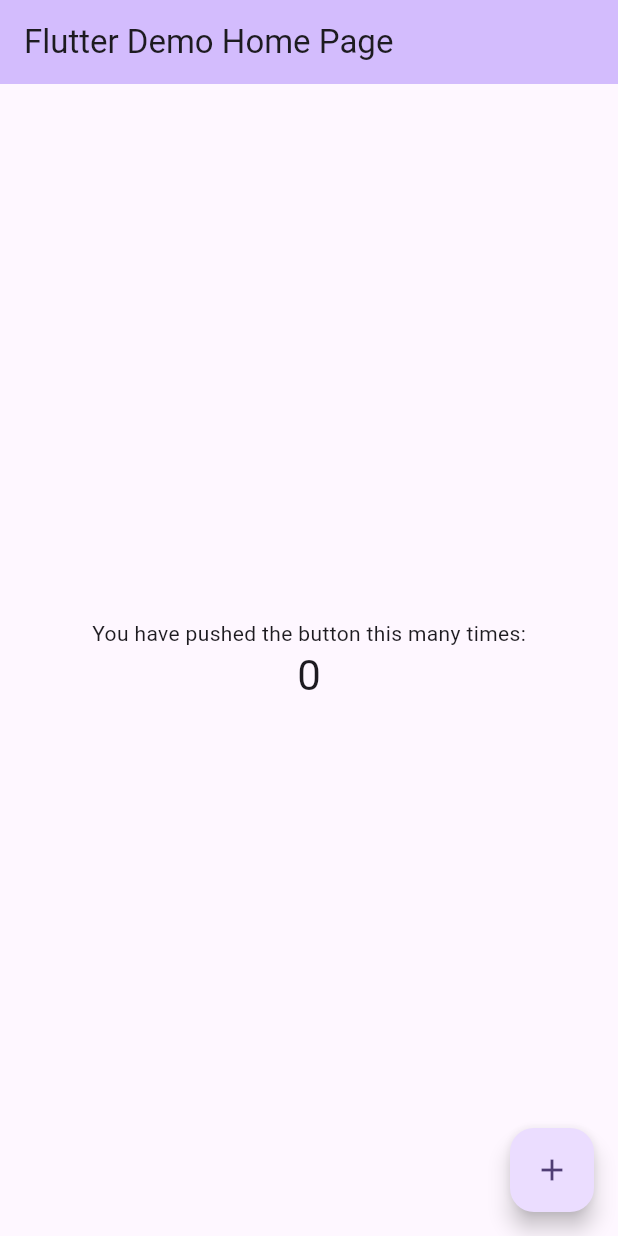
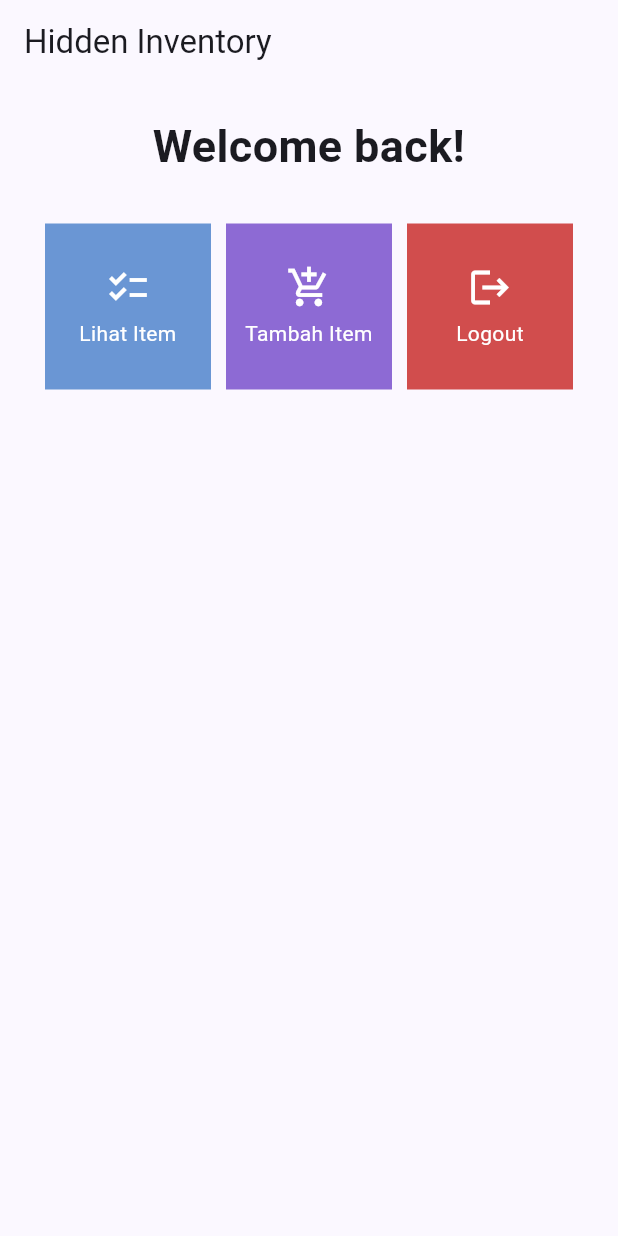
Before and after one commit to mmalkindi/hidden-inventory-mobile, a Flutter app: the screen it shows after launch, on a phone screen of 412 x 824 dp. Run offline on Flutter 3.47's test engine with Material 2 defaults, Android fonts, the light colour scheme and no system bars.

Commit message:
Implemented Tugas 7 features

```diff
--- a/lib/main.dart
+++ b/lib/main.dart
@@ -1,11 +1,12 @@
 import 'package:flutter/material.dart';
+import 'package:hidden_inventory/menu.dart';
 
 void main() {
-  runApp(const MyApp());
+  runApp(const App());
 }
 
-class MyApp extends StatelessWidget {
-  const MyApp({super.key});
+class App extends StatelessWidget {
+  const App({super.key});
 
   // This widget is the root of your application.
   @override
@@ -13,113 +14,17 @@ class MyApp extends StatelessWidget {
     return MaterialApp(
       title: 'Flutter Demo',
       theme: ThemeData(
-        // This is the theme of your application.
-        //
-        // TRY THIS: Try running your application with "flutter run". You'll see
-        // the application has a blue toolbar. Then, without quitting the app,
-        // try changing the seedColor in the colorScheme below to Colors.green
-        // and then invoke "hot reload" (save your changes or press the "hot
-        // reload" button in a Flutter-supported IDE, or press "r" if you used
-        // the command line to start the app).
-        //
-        // Notice that the counter didn't reset back to zero; the application
-        // state is not lost during the reload. To reset the state, use hot
-        // restart instead.
-        //
-        // This works for code too, not just values: Most code changes can be
-        // tested with just a hot reload.
-        colorScheme: ColorScheme.fromSeed(seedColor: Colors.deepPurple),
+        colorScheme: ColorScheme.fromSeed(seedColor: Colors.indigo),
         useMaterial3: true,
       ),
-      home: const MyHomePage(title: 'Flutter Demo Home Page'),
+      darkTheme: ThemeData(
+        colorScheme: ColorScheme.fromSeed(
+            brightness: Brightness.dark, seedColor: Colors.indigo),
+        brightness: Brightness.dark,
+        useMaterial3: true,
+      ),
+      themeMode: ThemeMode.system,
+      home: const MyHomePage(),
     );
   }
 }
-
-class MyHomePage extends StatefulWidget {
-  const MyHomePage({super.key, required this.title});
-
-  // This widget is the home page of your application. It is stateful, meaning
-  // that it has a State object (defined below) that contains fields that affect
-  // how it looks.
-
-  // This class is the configuration for the state. It holds the values (in this
-  // case the title) provided by the parent (in this case the App widget) and
-  // used by the build method of the State. Fields in a Widget subclass are
-  // always marked "final".
-
-  final String title;
-
-  @override
-  State<MyHomePage> createState() => _MyHomePageState();
-}
-
-class _MyHomePageState extends State<MyHomePage> {
-  int _counter = 0;
-
-  void _incrementCounter() {
-    setState(() {
-      // This call to setState tells the Flutter framework that something has
-      // changed in this State, which causes it to rerun the build method below
-      // so that the display can reflect the updated values. If we changed
-      // _counter without calling setState(), then the build method would not be
-      // called again, and so nothing would appear to happen.
-      _counter++;
-    });
-  }
-
-  @override
-  Widget build(BuildContext context) {
-    // This method is rerun every time setState is called, for instance as done
-    // by the _incrementCounter method above.
-    //
-    // The Flutter framework has been optimized to make rerunning build methods
-    // fast, so that you can just rebuild anything that needs updating rather
-    // than having to individually change instances of widgets.
-    return Scaffold(
-      appBar: AppBar(
-        // TRY THIS: Try changing the color here to a specific color (to
-        // Colors.amber, perhaps?) and trigger a hot reload to see the AppBar
-        // change color while the other colors stay the same.
-        backgroundColor: Theme.of(context).colorScheme.inversePrimary,
-        // Here we take the value from the MyHomePage object that was created by
-        // the App.build method, and use it to set our appbar title.
-        title: Text(widget.title),
-      ),
-      body: Center(
-        // Center is a layout widget. It takes a single child and positions it
-        // in the middle of the parent.
-        child: Column(
-          // Column is also a layout widget. It takes a list of children and
-          // arranges them vertically. By default, it sizes itself to fit its
-          // children horizontally, and tries to be as tall as its parent.
-          //
-          // Column has various properties to control how it sizes itself and
-          // how it positions its children. Here we use mainAxisAlignment to
-          // center the children vertically; the main axis here is the vertical
-          // axis because Columns are vertical (the cross axis would be
-          // horizontal).
-          //
-          // TRY THIS: Invoke "debug painting" (choose the "Toggle Debug Paint"
-          // action in the IDE, or press "p" in the console), to see the
-          // wireframe for each widget.
-          mainAxisAlignment: MainAxisAlignment.center,
-          children: <Widget>[
-            const Text(
-              'You have pushed the button this many times:',
-            ),
-            Text(
-              '$_counter',
-              style: Theme.of(context).textTheme.headlineMedium,
-            ),
-          ],
-        ),
-      ),
-      floatingActionButton: FloatingActionButton(
-        onPressed: _incrementCounter,
-        tooltip: 'Increment',
-        child: const Icon(Icons.add),
-      ), // This trailing comma makes auto-formatting nicer for build methods.
-    );
-  }
-}
--- /dev/null
+++ b/lib/menu.dart
@@ -0,0 +1,118 @@
+import 'package:flutter/material.dart';
+
+class MyHomePage extends StatelessWidget {
+  const MyHomePage({Key? key}) : super(key: key);
+
+  @override
+  Widget build(BuildContext context) {
+    return Scaffold(
+      appBar: AppBar(
+        title: const Text(
+          'Hidden Inventory',
+        ),
+      ),
+      body: SingleChildScrollView(
+        // Widget wrapper yang dapat discroll
+        child: Padding(
+          padding: const EdgeInsets.all(10.0), // Set padding dari halaman
+          child: Column(
+            // Widget untuk menampilkan children secara vertikal
+            children: <Widget>[
+              const Padding(
+                padding: EdgeInsets.only(top: 10.0, bottom: 10.0),
+                // Widget Text untuk menampilkan tulisan dengan alignment center dan style yang sesuai
+                child: Text(
+                  'Welcome back!', // Text yang menandakan toko
+                  textAlign: TextAlign.center,
+                  style: TextStyle(
+                    fontSize: 30,
+                    fontWeight: FontWeight.bold,
+                  ),
+                ),
+              ),
+              // Grid layout
+              GridView.count(
+                // Container pada card kita.
+                primary: true,
+                padding: const EdgeInsets.all(20),
+                crossAxisSpacing: 10,
+                mainAxisSpacing: 10,
+                crossAxisCount: 3,
+                shrinkWrap: true,
+                children: items.map((OptionsItem item) {
+                  // Iterasi untuk setiap item
+                  return ItemCard(item);
+                }).toList(),
+              ),
+            ],
+          ),
+        ),
+      ),
+    );
+  }
+}
+
+class OptionsItem {
+  final String name;
+  final IconData icon;
+  final Color color;
+
+  OptionsItem(this.name, this.icon, this.color);
+}
+
+final List<OptionsItem> items = [
+  OptionsItem(
+      "Lihat Item", Icons.checklist, const Color.fromRGBO(106, 150, 212, 1.0)),
+  OptionsItem("Tambah Item", Icons.add_shopping_cart,
+      const Color.fromRGBO(141, 106, 212, 1.0)),
+  OptionsItem("Logout", Icons.logout, const Color.fromRGBO(209, 77, 77, 1.0)),
+];
+
+class ItemCard extends StatelessWidget {
+  final OptionsItem item;
+
+  const ItemCard(this.item, {super.key}); // Constructor
+
+  @override
+  Widget build(BuildContext context) {
+    return Material(
+      color: item.color,
+      child: InkWell(
+        // Area responsive terhadap sentuhan
+        onTap: () {
+          // Memunculkan SnackBar ketika diklik
+          final snackBar = SnackBar(
+            content: Text("Kamu telah menekan tombol ${item.name}!"),
+            behavior: SnackBarBehavior.floating,
+          );
+
+          ScaffoldMessenger.of(context)
+            ..hideCurrentSnackBar()
+            ..showSnackBar(snackBar);
+        },
+        child: Container(
+          // Container untuk menyimpan Icon dan Text
+          padding: const EdgeInsets.all(8),
+          child: Center(
+            child: Column(
+              mainAxisAlignment: MainAxisAlignment.center,
+              children: [
+                Icon(
+                  item.icon,
+                  color: Colors.white,
+                  size: 30.0,
+                ),
+                const Padding(padding: EdgeInsets.all(3)),
+                Text(
+                  item.name,
+                  textAlign: TextAlign.center,
+                  style: const TextStyle(color: Colors.white),
+                ),
+              ],
+            ),
+          ),
+        ),
+      ),
+    );
+  }
+}
```
Also changed, not shown: 1 other file.
